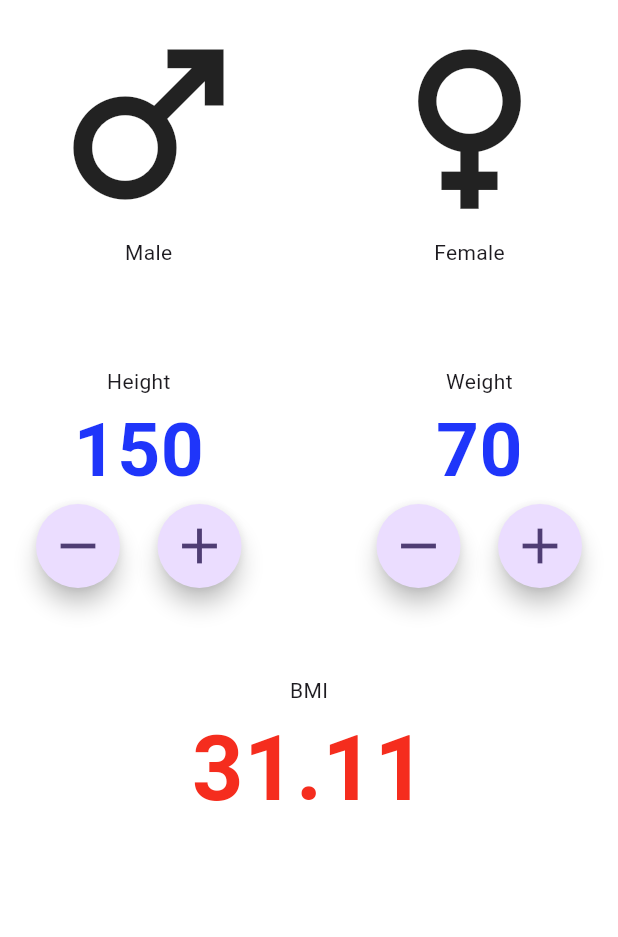
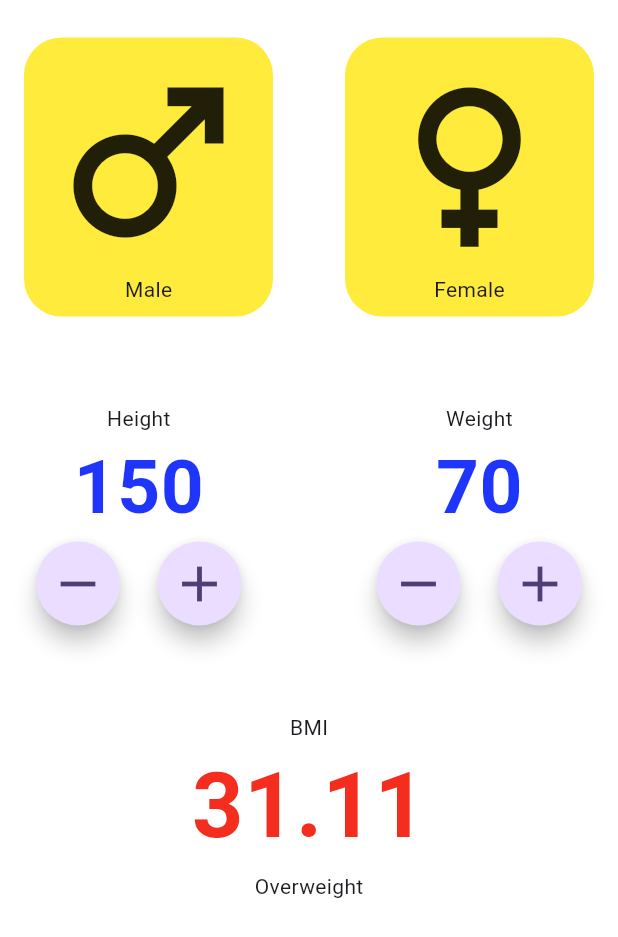
Before and after one commit to malith-kavi/bmicalculator, a Flutter app: the screen it shows after launch, on a phone screen of 412 x 824 dp. Shown: the top 937 px of the screen. Run offline on Flutter 3.47's test engine with Material 3 defaults, Android fonts, the phone set to English and light mode, and no system bars.

Commit message:
Update main_page.dart

```diff
--- a/lib/main_page.dart
+++ b/lib/main_page.dart
@@ -13,6 +13,8 @@ class _MainPageState extends State<MainPage> {
   int height = 150;
   int weight = 70;
 
+  String gender = '';
+
   late double bmi = calculateBMI(height: height, weight: weight);
 
 
@@ -23,11 +25,24 @@ class _MainPageState extends State<MainPage> {
         child: Container(
           color: Colors.white,
           padding: const EdgeInsets.symmetric(horizontal: 16),
+          child: Padding(
+            padding: const EdgeInsets.only(top: 25),
             child: Column(
               children: [
-              const Row(
+                Row(
                   children: [
-                  Padding(
+                    GestureDetector(
+                      onTap: () {
+                        setState(() {
+                          gender = 'Male';
+                        });
+                      },
+                      child: Container(
+                        decoration: BoxDecoration(
+                          color: gender == 'Male'? Colors.orange: Colors.yellow,
+                          borderRadius: BorderRadius.circular(25)
+                        ),
+                        child: Padding(
                           padding: EdgeInsets.all(8.0),
                           child: Column(
                             children: [
@@ -36,14 +51,29 @@ class _MainPageState extends State<MainPage> {
                             ],
                           ),
                         ),
+                      ),
+                    ),
                     Spacer(),
-                  Padding(
+                    GestureDetector(
+                      onTap: () {
+                        setState(() {
+                          gender = 'Female';
+                        });
+                      },
+                      child: Container(
+                        decoration: BoxDecoration(
+                          color: gender == 'Female'? Colors.orange: Colors.yellow,
+                          borderRadius: BorderRadius.circular(25)
+                        ),
+                        child: Padding(
                           padding: EdgeInsets.all(8.0),
                           child: Column(
                             children: [
                               Icon(Icons.female, size: 150,),
                               Text("Female"),
                             ],
+                          ),
+                        ),
                       ),
                     )
                   ],
@@ -139,10 +169,14 @@ class _MainPageState extends State<MainPage> {
                   children: [
                     const Text("BMI"),
                     Text(bmi.toStringAsFixed(2),
-                  style: kInputLabelColor.copyWith(color: kTextColorR, fontSize: 60),),
+                    style: kInputLabelColor.copyWith(color: kTextColorR, fontSize: 60),
+                    ),
+                    Text(getResult(bmi))
+
                   ],
                 )
               ],
+            ),
           ),
         ),
       ),
@@ -152,4 +186,14 @@ class _MainPageState extends State<MainPage> {
   double calculateBMI({required int height, required int weight}){
     return (weight/(height*height))*10000;
   }
+
+  String getResult(bmiValue) {
+    if (bmiValue >= 25) {
+      return "Overweight";
+    } else if (bmiValue > 18.5) {
+      return "Normal Weight";
+    } else {
+      return "Underweight";
     }
+  }
+}
```
Lines whose indentation alone changed are shown as unchanged.
